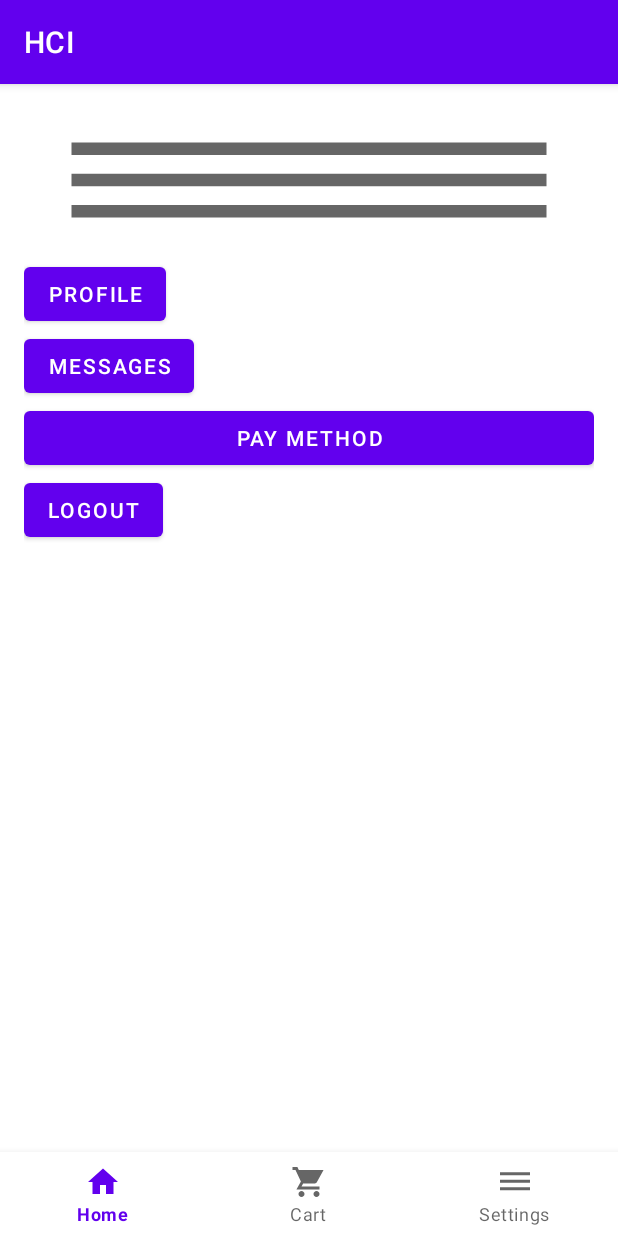
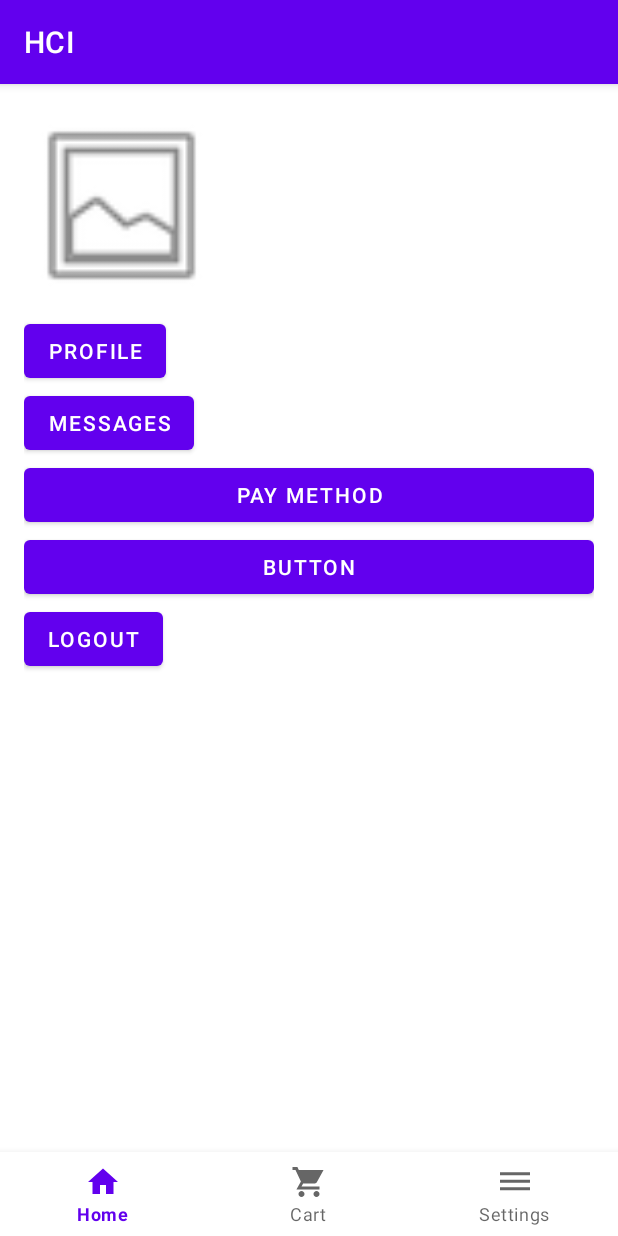
Before and after one commit to MizuNoMashu/HCI_Project, an Android app: the screen it shows after launch (MainActivity), item 3 of the bottom bar chosen, on a phone screen of 412 x 824 dp. Run offline under Robolectric (Android 15) with nearby library versions, the phone set to English and light mode, and no system bars.

```diff
--- a/app/build.gradle
+++ b/app/build.gradle
@@ -39,6 +39,7 @@ android {
     buildFeatures {
         viewBinding  true
     }
+
 }
 
 dependencies {
--- a/app/src/main/java/com/example/hci/Item_description.kt
+++ b/app/src/main/java/com/example/hci/Item_description.kt
@@ -41,7 +41,7 @@ class Item_description : Fragment() {
 
 
         val quantityButton = binding.itemQuantity
-        var quantity = 0
+        var quantity = 1
         quantityButton.setOnClickListener {
             val x = android.app.Dialog(requireContext())
             x.setContentView(R.layout.quantity_dialog)
--- a/app/src/main/java/com/example/hci/Settings.kt
+++ b/app/src/main/java/com/example/hci/Settings.kt
@@ -1,9 +1,13 @@
 package com.example.hci
 
+import android.graphics.BitmapFactory
 import android.os.Bundle
+import android.util.Base64
 import android.view.LayoutInflater
 import android.view.View
 import android.view.ViewGroup
+import android.widget.ImageView
+import android.widget.TextView
 import androidx.fragment.app.Fragment
 import androidx.navigation.Navigation
 import com.google.android.material.button.MaterialButton
@@ -15,6 +19,14 @@ class Settings : Fragment() {
     ): View? {
         val inf = inflater.inflate(R.layout.fragment_settings, container, false)
         //val bundle = this.arguments
+        inf.findViewById<TextView>(R.id.nameUsr).text = logged_user?.name
+        inf.findViewById<TextView>(R.id.emailusr).text = logged_user?.email
+        val img = logged_user?.email?.let { ldb?.getImage(it) }
+        if (img != null) {
+            val imageBytes = Base64.decode(img, Base64.DEFAULT)
+            val decodedImage = BitmapFactory.decodeByteArray(imageBytes, 0, imageBytes.size)
+            inf.findViewById<ImageView>(R.id.imgUsr).setImageBitmap(decodedImage)
+        }
 
         inf.findViewById<MaterialButton>(R.id.button_profile).setOnClickListener{
             Navigation.findNavController(inf).navigate(R.id.action_settings_to_profile2)
@@ -23,15 +35,15 @@ class Settings : Fragment() {
         inf.findViewById<MaterialButton>(R.id.button_messages).setOnClickListener {
             Navigation.findNavController(inf).navigate(R.id.action_settings_to_messagesFragment)
         }
-        inf.findViewById<MaterialButton>(R.id.payMethod).setOnClickListener {
-            Navigation.findNavController(inf).navigate(R.id.action_settings_to_paymentFragment)
-        }
 
         inf.findViewById<MaterialButton>(R.id.logout_button).setOnClickListener {
             logged_user = null
             Navigation.findNavController(inf).navigate(R.id.action_settings_to_loginFragment)
         }
 
+        inf.findViewById<MaterialButton>(R.id.payMethod).setOnClickListener {
+            Navigation.findNavController(inf).navigate(R.id.action_settings_to_paymentFragment)
+        }
 
         return inf.rootView
     }
--- a/app/src/main/java/com/example/hci/adapter/ItemAdapter.kt
+++ b/app/src/main/java/com/example/hci/adapter/ItemAdapter.kt
@@ -50,7 +50,7 @@ class ItemAdapter(
     override fun onCreateViewHolder(parent: ViewGroup, viewType: Int): ItemViewHolder {
         // create a new view
         val adapterLayout = LayoutInflater.from(parent.context)
-                .inflate(R.layout.item_view, parent, false)
+                .inflate(R.layout.product_item_view, parent, false)
 
         return ItemViewHolder(adapterLayout)
     }
--- /dev/null
+++ b/app/src/main/java/com/example/hci/listener/OnRecyclerViewCart.kt
@@ -0,0 +1,5 @@
+package com.example.hci.listener
+
+interface OnRecyclerViewCart {
+    fun onRecyclerViewEmpty()
+}
--- a/app/src/main/java/com/example/hci/messages/Messages.kt
+++ b/app/src/main/java/com/example/hci/messages/Messages.kt
@@ -59,7 +59,7 @@ class Messages: Fragment() {
             var message = binding.inputMessage.text
             list.add(msgModel(logged_user?.name.toString() ,message.toString()))
             listview?.adapter = context?.let { msgAdapter(it,
-                com.example.hci.R.layout.message_item,list) }
+                R.layout.message_item,list) }
             binding.inputMessage.setText("")
             saveData(message)
         }
@@ -110,8 +110,8 @@ class Messages: Fragment() {
         //load all message of past time
         while (count < size!!){
             val message = messageList.get(count)
-            list.add(msgModel(logged_user?.name.toString() ,message.toString()))
-            Log.d("message loaded",message.toString())
+            list.add(msgModel(logged_user?.name.toString() , message))
+
             count++
             //let the message visible
             listview?.adapter = context?.let { msgAdapter(it,R.layout.message_item,list) }
--- a/app/src/main/res/layout/fragment_item_description.xml
+++ b/app/src/main/res/layout/fragment_item_description.xml
@@ -79,7 +79,7 @@
                     android:layout_height="match_parent"
                     android:clickable="false"
                     android:text="Text button"
-                    android:textSize="15dp"
+                    android:textSize="15sp"
                     app:icon="@drawable/ic_baseline_euro_24"
                     app:iconGravity="textEnd" />
 
--- a/app/src/main/res/layout/fragment_profile.xml
+++ b/app/src/main/res/layout/fragment_profile.xml
@@ -11,7 +11,7 @@
 
         <androidx.constraintlayout.widget.ConstraintLayout
             android:layout_width="match_parent"
-            android:layout_height="match_parent"
+            android:layout_height="wrap_content"
             android:paddingLeft="16dp"
             android:paddingTop="16dp"
             android:paddingRight="16dp"
@@ -27,11 +27,11 @@
                 app:layout_constraintEnd_toEndOf="parent"
                 app:layout_constraintStart_toStartOf="parent"
                 app:layout_constraintTop_toTopOf="parent"
-                app:layout_constraintVertical_bias="0.033"></LinearLayout>
+                app:layout_constraintVertical_bias="0.033" />
 
             <ImageView
                 android:id="@+id/image_view"
-                android:layout_width="199dp"
+                android:layout_width="200dp"
                 android:layout_height="128dp"
 
                 android:background="#BAA9A9"
--- a/app/src/main/res/layout/fragment_settings.xml
+++ b/app/src/main/res/layout/fragment_settings.xml
@@ -1,5 +1,6 @@
 <?xml version="1.0" encoding="utf-8"?>
-<FrameLayout xmlns:android="http://schemas.android.com/apk/res/android"
+<androidx.constraintlayout.widget.ConstraintLayout xmlns:android="http://schemas.android.com/apk/res/android"
+    xmlns:app="http://schemas.android.com/apk/res-auto"
     xmlns:tools="http://schemas.android.com/tools"
     android:layout_width="match_parent"
     android:layout_height="match_parent"
@@ -9,39 +10,79 @@
     android:paddingBottom="16dp"
     tools:context=".Settings">
 
-    <LinearLayout
-        android:layout_height="match_parent"
-        android:layout_width="match_parent"
-        android:orientation="vertical">
-        <LinearLayout
-            android:layout_width="match_parent"
-            android:layout_height="100dp"
-            android:orientation="vertical"
-            android:background="@drawable/ic_baseline_dehaze_24">
 
-        </LinearLayout>
+    <ImageView
+        android:id="@+id/imgUsr"
+        android:layout_width="130dp"
+        android:layout_height="130dp"
+        android:src="@android:drawable/ic_menu_gallery"
+        app:layout_constraintStart_toStartOf="parent"
+        app:layout_constraintTop_toTopOf="parent" />
+
     <com.google.android.material.button.MaterialButton
         android:id="@+id/button_profile"
         android:layout_width="wrap_content"
         android:layout_height="wrap_content"
-            android:text="Profile"/>
+        android:layout_marginTop="8dp"
+        android:text="Profile"
+        app:layout_constraintStart_toStartOf="parent"
+        app:layout_constraintTop_toBottomOf="@+id/imgUsr" />
+
     <com.google.android.material.button.MaterialButton
         android:id="@+id/button_messages"
         android:layout_width="wrap_content"
         android:layout_height="wrap_content"
-            android:text="Messages"/>
+        android:text="Messages"
+        app:layout_constraintStart_toStartOf="parent"
+        app:layout_constraintTop_toBottomOf="@+id/button_profile" />
 
     <Button
+        android:id="@+id/button"
+        android:layout_width="match_parent"
+        android:layout_height="wrap_content"
+        android:text="Button"
+        app:layout_constraintStart_toStartOf="parent"
+        app:layout_constraintTop_toBottomOf="@+id/payMethod" />
+
+    <com.google.android.material.button.MaterialButton
         android:id="@+id/payMethod"
         android:layout_width="match_parent"
         android:layout_height="wrap_content"
-            android:text="@string/pay_Method" />
+        android:text="@string/pay_Method"
+        app:layout_constraintStart_toStartOf="parent"
+        app:layout_constraintTop_toBottomOf="@id/button_messages"/>
 
     <com.google.android.material.button.MaterialButton
         android:id="@+id/logout_button"
         android:layout_width="wrap_content"
         android:layout_height="wrap_content"
-            android:text="Logout"/>
-    </LinearLayout>
+        android:text="Logout"
+        app:layout_constraintStart_toStartOf="parent"
+        app:layout_constraintTop_toBottomOf="@+id/button" />
 
-</FrameLayout>
+    <TextView
+        android:id="@+id/nameUsr"
+        android:layout_width="wrap_content"
+        android:layout_height="wrap_content"
+        android:layout_marginStart="8dp"
+        android:layout_marginTop="16dp"
+        android:text="Name"
+        android:textColor="#323232"
+        android:textSize="24sp"
+        android:textStyle="bold"
+        app:layout_constraintStart_toEndOf="@+id/imgUsr"
+        app:layout_constraintTop_toTopOf="parent" />
+
+    <TextView
+        android:id="@+id/emailusr"
+        android:layout_width="wrap_content"
+        android:layout_height="wrap_content"
+        android:layout_marginStart="8dp"
+        android:layout_marginTop="8dp"
+        android:text="Email"
+        android:textColor="#323232"
+        android:textSize="20sp"
+        app:layout_constraintStart_toEndOf="@+id/imgUsr"
+        app:layout_constraintTop_toBottomOf="@+id/nameUsr" />
+
+</androidx.constraintlayout.widget.ConstraintLayout>
```
Also changed, not shown: app/src/main/java/com/example/hci/CartFragment.kt (+14 -1 lines), app/src/main/java/com/example/hci/DBHelper.kt (+75 -40 lines), app/src/main/java/com/example/hci/VendorFragment.kt (+4 -9 lines), app/src/main/java/com/example/hci/adapter/CartAdapter.kt (added, +72 -0 lines), app/src/main/java/com/example/hci/messages/MessagesFragment.kt (+2 -16 lines), app/src/main/java/com/example/hci/profile/ProfileFragment.kt (+5 -53 lines), app/src/main/res/drawable/ic_baseline_add_circle_outline_24.xml (added, +10 -0 lines), app/src/main/res/drawable/ic_baseline_remove_circle_outline_24.xml (added, +10 -0 lines), app/src/main/res/layout/cart_item_view.xml (added, +120 -0 lines), app/src/main/res/layout/fragment_cart.xml (+6 -3 lines), app/src/main/res/layout/product_item_view.xml (renamed from app/src/main/res/layout/item_view.xml). Lines whose indentation alone changed are shown as unchanged.
